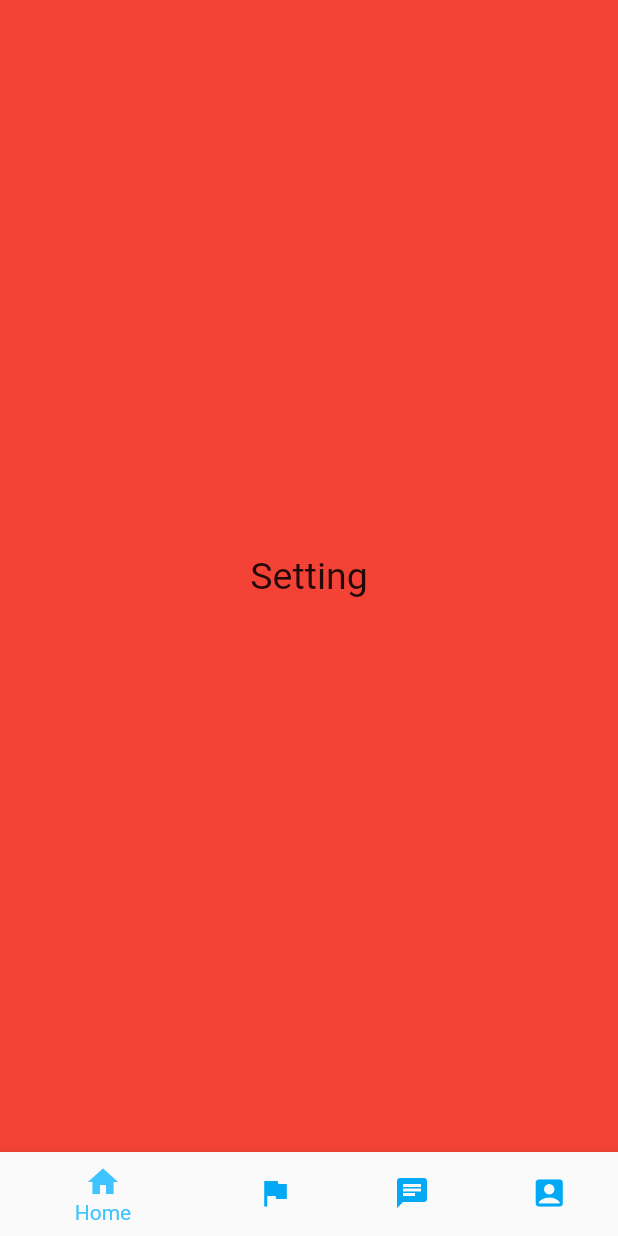
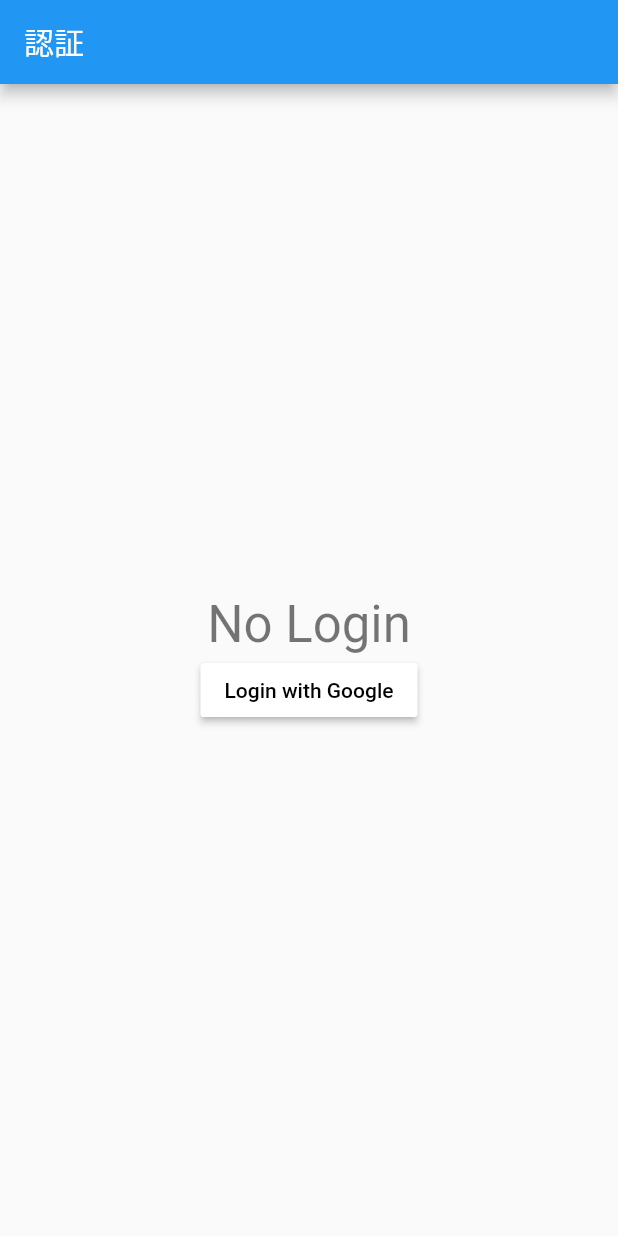
Before and after one commit to yun8686/Bouldering, a Flutter app: the screen it shows after launch, on a phone screen of 412 x 824 dp. Run offline on Flutter 3.47's test engine with Material 2 defaults, Android fonts, the light colour scheme and no system bars; our stand-ins replace firebase_auth, google_sign_in, image_picker, shared_preferences; accounts and stored records are empty.

Commit message:
認証を追加

```diff
--- /dev/null
+++ b/lib/Authentication/AuthEntranceWedget.dart
@@ -0,0 +1,83 @@
+import 'package:bouldering_sns/Library/SharedPreferences.dart';
+import 'package:firebase_auth/firebase_auth.dart';
+import 'package:google_sign_in/google_sign_in.dart';
+import 'package:flutter/material.dart';
+
+class AuthEntranceWedget extends StatefulWidget {
+  AuthEntranceWedget({Key key}) : super(key: key);
+
+  @override
+  _AuthEntranceState createState() => _AuthEntranceState();
+}
+
+class _AuthEntranceState extends State<AuthEntranceWedget> {
+  final GoogleSignIn _googleSignIn = GoogleSignIn();
+  final FirebaseAuth _auth = FirebaseAuth.instance;
+
+  String username = 'No Login';
+
+  Future<FirebaseUser> _handleSignIn() async {
+    final GoogleSignInAccount googleUser = await _googleSignIn.signIn();
+    final GoogleSignInAuthentication googleAuth = await googleUser.authentication;
+
+    final AuthCredential credential = GoogleAuthProvider.getCredential(
+      accessToken: googleAuth.accessToken,
+      idToken: googleAuth.idToken,
+    );
+
+    final FirebaseUser user = (await _auth.signInWithCredential(credential)).user;
+    setState(() {
+      username = user.displayName;
+    });
+    await MySharedPreferences.setFirebaseUID(user.uid);
+    print(username);
+    return user;
+  }
+
+  Future<void> _handleSignOut() async {
+    _auth.signOut();
+    setState(() {
+      username = 'Your name';
+    });
+  }
+
+  @override
+  Widget build(BuildContext context) {
+    return Scaffold(
+      appBar: AppBar(
+        title: Text('認証'),
+      ),
+      body: Center(
+        child: Column(
+          mainAxisAlignment: MainAxisAlignment.center,
+          children: <Widget>[
+            Text(
+              '$username',
+              style: Theme.of(context).textTheme.display1,
+            ),
+
+            StreamBuilder(
+                stream: _auth.onAuthStateChanged,
+                builder: (context, snapshot) {
+                  if (snapshot.hasData) {
+                    return MaterialButton(
+                      onPressed: () => _handleSignOut(),
+                      color: Colors.red,
+                      textColor: Colors.white,
+                      child: Text('Signout'),
+                    );
+                  } else {
+                    return MaterialButton(
+                      onPressed: () => _handleSignIn(),
+                      color: Colors.white,
+                      textColor: Colors.black,
+                      child: Text('Login with Google'),
+                    );
+                  }
+                }),
+          ],
+        ),
+      ),
+    );
+  }
+}
--- /dev/null
+++ b/lib/Library/SharedPreferences.dart
@@ -0,0 +1,21 @@
+import 'package:shared_preferences/shared_preferences.dart';
+
+class MySharedPreferences{
+  static SharedPreferences prefs;
+  static _init() async {
+    if(MySharedPreferences.prefs == null){
+      MySharedPreferences.prefs = await SharedPreferences.getInstance();
+    }
+  }
+
+  // FirebaseUid
+  static final String _FIREBASE_UID = "FIREBASE_UID";
+  static Future<bool> setFirebaseUID(String firebaseUID) async {
+    await _init();
+    return prefs.setString(_FIREBASE_UID, firebaseUID);
+  }
+  static Future<String> getFirebaseUID() async {
+    await _init();
+    return prefs.getString(_FIREBASE_UID);
+  }
+}
--- a/pubspec.yaml
+++ b/pubspec.yaml
@@ -26,6 +26,10 @@ dependencies:
   permission_handler: any
   firebase_core: any
   firebase_storage: any
+  firebase_auth: any
+  splashscreen: any
+  google_sign_in: any
+  shared_preferences: any
 
 dev_dependencies:
   flutter_test:
```
Also changed, not shown: lib/Friends/FriendsWidget.dart (+26 -23 lines), lib/SplashScreen/SplashWidget.dart (added, +67 -0 lines), lib/main.dart (+15 -8 lines), pubspec.lock, 4 other files.
